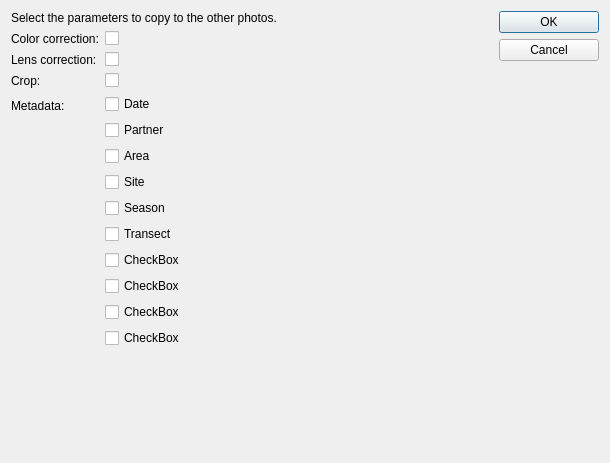
The window that src/preprocessor/gui/apply_parameters_dialog.ui (CAMBioMed/preprocessor) describes before a commit, drawn with Qt 5.
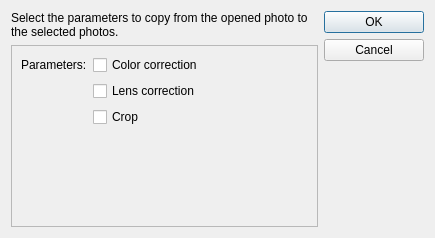
The same window after the commit.

Commit message: Finish apply parameters dialog

Patch:
```diff
--- a/src/preprocessor/gui/apply_parameters_dialog.ui
+++ b/src/preprocessor/gui/apply_parameters_dialog.ui
@@ -6,8 +6,8 @@
    <rect>
     <x>0</x>
     <y>0</y>
-    <width>610</width>
-    <height>463</height>
+    <width>435</width>
+    <height>238</height>
    </rect>
   </property>
   <property name="windowTitle">
@@ -25,149 +25,72 @@
         </sizepolicy>
        </property>
        <property name="text">
-        <string>Select the parameters to copy to the other photos.</string>
+        <string>Select the parameters to copy from the opened photo to the selected photos.</string>
+       </property>
+       <property name="wordWrap">
+        <bool>true</bool>
        </property>
       </widget>
      </item>
      <item>
-      <layout class="QFormLayout" name="formLayout">
-       <item row="0" column="0">
-        <widget class="QLabel" name="lblColorCorrection">
-         <property name="text">
-          <string>Color correction:</string>
-         </property>
-        </widget>
-       </item>
-       <item row="0" column="1">
-        <widget class="QCheckBox" name="chkColorCorrection">
-         <property name="text">
-          <string/>
-         </property>
-        </widget>
-       </item>
-       <item row="1" column="0">
-        <widget class="QLabel" name="lblLensCorrection">
-         <property name="text">
-          <string>Lens correction:</string>
-         </property>
-        </widget>
-       </item>
-       <item row="1" column="1">
-        <widget class="QCheckBox" name="chkLensCorrection">
-         <property name="text">
-          <string/>
-         </property>
-        </widget>
-       </item>
-       <item row="2" column="0">
-        <widget class="QLabel" name="lblCrop">
-         <property name="text">
-          <string>Crop:</string>
-         </property>
-        </widget>
-       </item>
-       <item row="2" column="1">
-        <widget class="QCheckBox" name="chkCrop">
-         <property name="text">
-          <string/>
-         </property>
-        </widget>
-       </item>
-       <item row="3" column="0">
-        <widget class="QLabel" name="lblMetadata">
-         <property name="text">
-          <string>Metadata:</string>
-         </property>
-        </widget>
-       </item>
-       <item row="3" column="1">
-        <layout class="QVBoxLayout" name="verticalLayout_2">
-         <item>
-          <widget class="QCheckBox" name="chkMetadataDate">
+      <widget class="QScrollArea" name="scrollArea">
+       <property name="widgetResizable">
+        <bool>true</bool>
+       </property>
+       <widget class="QWidget" name="scrollAreaWidgetContents">
+        <property name="geometry">
+         <rect>
+          <x>0</x>
+          <y>0</y>
+          <width>287</width>
+          <height>168</height>
+         </rect>
+        </property>
+        <layout class="QFormLayout" name="formLayout">
+         <item row="0" column="0">
+          <widget class="QLabel" name="lblParameters">
            <property name="text">
-            <string>Date</string>
+            <string>Parameters:</string>
            </property>
           </widget>
          </item>
-         <item>
-          <widget class="QCheckBox" name="chkMetadataPartner">
+         <item row="0" column="1">
+          <widget class="QCheckBox" name="chkColorCorrection">
            <property name="text">
-            <string>Partner</string>
+            <string>Color correction</string>
            </property>
           </widget>
          </item>
-         <item>
-          <widget class="QCheckBox" name="chkMetadataArea">
-           <property name="text">
-            <string>Area</string>
+         <item row="3" column="1">
+          <spacer name="verticalSpacer">
+           <property name="orientation">
+            <enum>Qt::Orientation::Vertical</enum>
            </property>
-          </widget>
-         </item>
-         <item>
-          <widget class="QCheckBox" name="chkMetadataSite">
-           <property name="text">
-            <string>Site</string>
+           <property name="sizeHint" stdset="0">
+            <size>
+             <width>20</width>
+             <height>40</height>
+            </size>
            </property>
-          </widget>
+          </spacer>
          </item>
-         <item>
-          <widget class="QCheckBox" name="chkMetadataSeason">
+         <item row="1" column="1">
+          <widget class="QCheckBox" name="chkLensCorrection">
            <property name="text">
-            <string>Season</string>
+            <string>Lens correction</string>
            </property>
           </widget>
          </item>
-         <item>
-          <widget class="QCheckBox" name="checkBox_6">
+         <item row="2" column="1">
+          <widget class="QCheckBox" name="chkCrop">
            <property name="text">
-            <string>Transect</string>
-           </property>
-          </widget>
-         </item>
-         <item>
-          <widget class="QCheckBox" name="checkBox_7">
-           <property name="text">
-            <string>CheckBox</string>
-           </property>
-          </widget>
-         </item>
-         <item>
-          <widget class="QCheckBox" name="checkBox_8">
-           <property name="text">
-            <string>CheckBox</string>
-           </property>
-          </widget>
-         </item>
-         <item>
-          <widget class="QCheckBox" name="checkBox_9">
-           <property name="text">
-            <string>CheckBox</string>
-           </property>
-          </widget>
-         </item>
-         <item>
-          <widget class="QCheckBox" name="checkBox_10">
-           <property name="text">
-            <string>CheckBox</string>
+            <string>Crop</string>
            </property>
           </widget>
          </item>
         </layout>
-       </item>
-       <item row="4" column="1">
-        <spacer name="verticalSpacer">
-         <property name="orientation">
-          <enum>Qt::Orientation::Vertical</enum>
-         </property>
-         <property name="sizeHint" stdset="0">
-          <size>
-           <width>20</width>
-           <height>40</height>
-          </size>
-         </property>
-        </spacer>
-       </item>
-      </layout>
+       </widget>
+      </widget>
      </item>
     </layout>
    </item>
```
Left out of the diff: 16 changed lines with no effect on the pictures. The commit also changes 1 other file.
